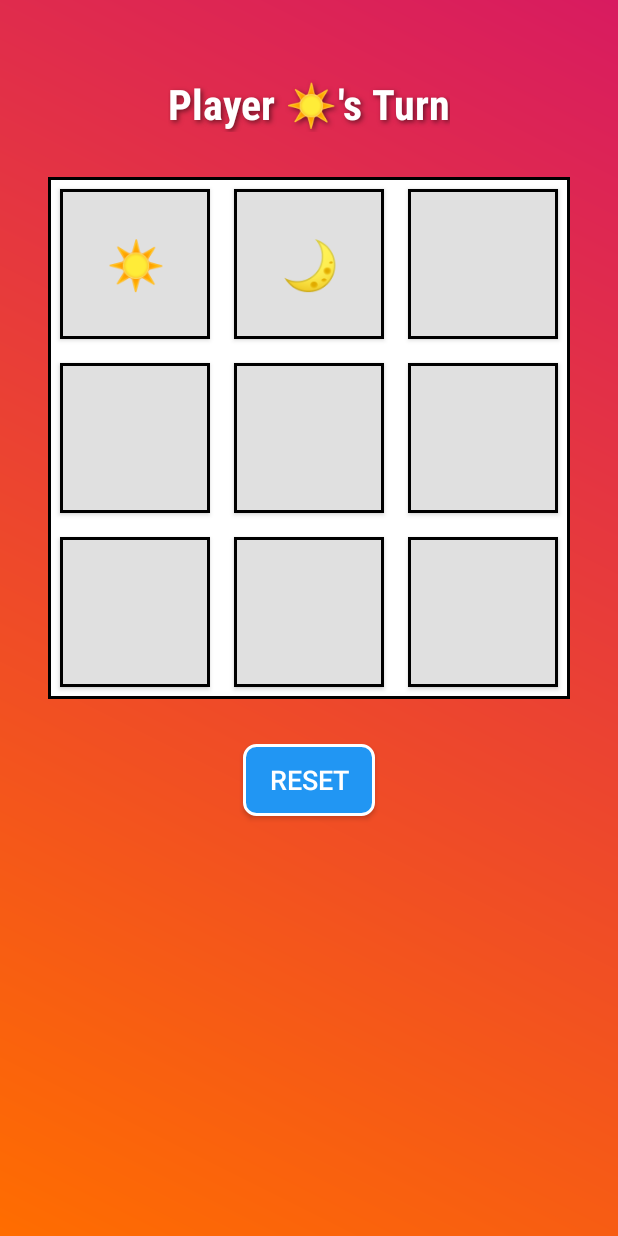
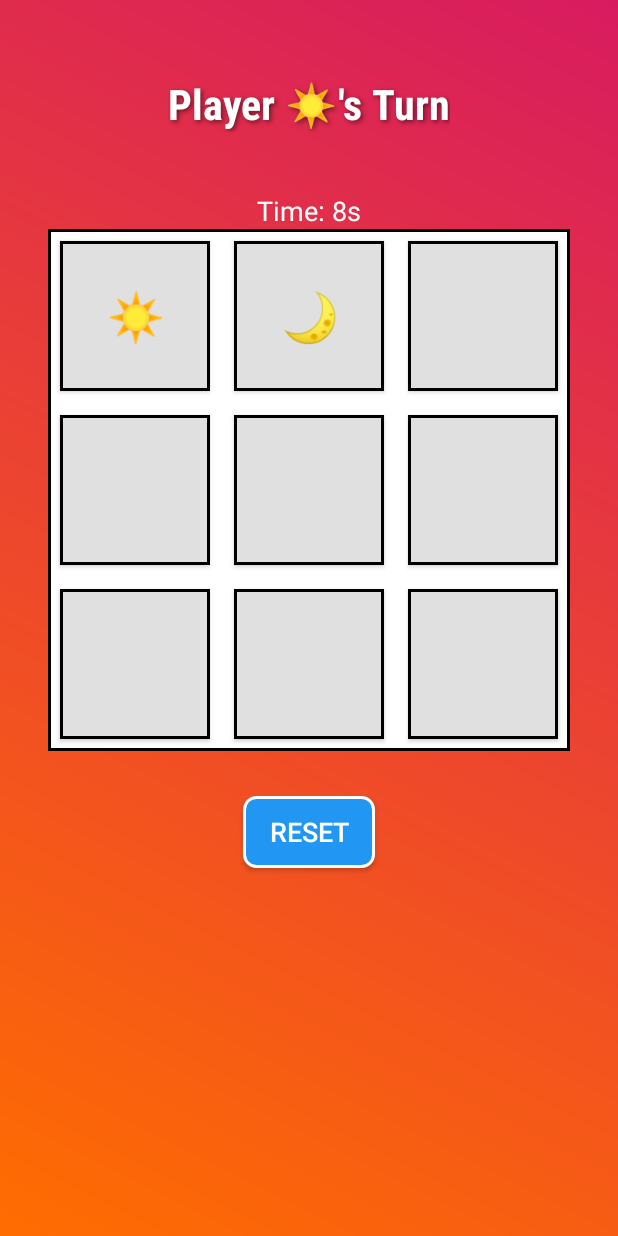
Before and after one commit to k-aghakhani/TicTacToe, an Android app: the screen it shows after launch (MainActivity), after a tap on an icon or button, on a phone screen of 412 x 824 dp. Run offline under Robolectric (Android 15) with nearby library versions, the phone set to English and light mode, and no system bars; 3 other taps on this screen came first.

Commit message:
Java code changes to add background music

```diff
--- a/app/src/main/java/com/aghakhani/tictactoe/MainActivity.java
+++ b/app/src/main/java/com/aghakhani/tictactoe/MainActivity.java
@@ -3,6 +3,7 @@ package com.aghakhani.tictactoe;
 import android.app.Dialog;
 import android.media.MediaPlayer;
 import android.os.Bundle;
+import android.os.CountDownTimer;
 import android.view.View;
 import android.view.animation.Animation;
 import android.view.animation.AnimationUtils;
@@ -19,12 +20,19 @@ public class MainActivity extends AppCompatActivity {
     private boolean playerXTurn = true;
     private int roundCount = 0;
     private TextView tvStatus;
+    private TextView tvTimer;
     private Dialog resultDialog;
+    private Dialog timeUpDialog;
     private MediaPlayer mediaPlayer;
+    private MediaPlayer timeUpSound; // Sound for time up
+    private MediaPlayer backgroundMusic; // Background music
+    private CountDownTimer timer;
 
     // Emoji constants for players
     private static final String PLAYER_X_EMOJI = "☀️";
     private static final String PLAYER_O_EMOJI = "🌙";
+    private static final long TIMER_DURATION = 10000; // 10 seconds in milliseconds
+    private static final long TIMER_INTERVAL = 1000; // Update every second
 
     @Override
     protected void onCreate(Bundle savedInstanceState) {
@@ -36,8 +44,19 @@ public class MainActivity extends AppCompatActivity {
             v.setPadding(systemBars.left, systemBars.top, systemBars.right, systemBars.bottom);
             return insets;
         });
+
+        // Initialize media players
         mediaPlayer = MediaPlayer.create(this, R.raw.win_sound);
+        timeUpSound = MediaPlayer.create(this, R.raw.time_up_sound); // Sound for time up
+        backgroundMusic = MediaPlayer.create(this, R.raw.background_music); // Background music
+        if (backgroundMusic != null) {
+            backgroundMusic.setLooping(true); // Set to loop during the game
+            backgroundMusic.setVolume(0.3f, 0.3f); // Lower volume to make it calm
+            backgroundMusic.start(); // Start background music
+        }
+
         tvStatus = findViewById(R.id.tv_status);
+        tvTimer = findViewById(R.id.tv_timer);
 
         for (int i = 0; i < 3; i++) {
             for (int j = 0; j < 3; j++) {
@@ -57,6 +76,55 @@ public class MainActivity extends AppCompatActivity {
             resetGame(null);
             resultDialog.dismiss();
         });
+
+        // Initialize the time up dialog
+        timeUpDialog = new Dialog(this);
+        timeUpDialog.setContentView(R.layout.dialog_time_up);
+        timeUpDialog.setCancelable(false);
+
+        Button btnCloseDialog = timeUpDialog.findViewById(R.id.btn_close_dialog);
+        btnCloseDialog.setOnClickListener(v -> timeUpDialog.dismiss());
+
+        startTimer(); // Start the timer when activity starts
+    }
+
+    private void startTimer() {
+        // Cancel any existing timer
+        if (timer != null) {
+            timer.cancel();
+        }
+
+        timer = new CountDownTimer(TIMER_DURATION, TIMER_INTERVAL) {
+            int timeLeft = 10; // Initial time in seconds
+
+            @Override
+            public void onTick(long millisUntilFinished) {
+                timeLeft--;
+                tvTimer.setText("Time: " + timeLeft + "s");
+            }
+
+            @Override
+            public void onFinish() {
+                // Only proceed if the game is not over (win or draw)
+                if (roundCount < 9 && !checkForWin()) {
+                    // Play time up sound
+                    if (timeUpSound != null) {
+                        timeUpSound.start();
+                    }
+
+                    // Show time up dialog
+                    TextView tvTimeUpMessage = timeUpDialog.findViewById(R.id.tv_time_up_message);
+                    tvTimeUpMessage.setText("Time's up! Turn switched to Player " + (playerXTurn ? PLAYER_O_EMOJI : PLAYER_X_EMOJI));
+                    timeUpDialog.show();
+
+                    // Switch turn
+                    playerXTurn = !playerXTurn;
+                    tvStatus.setText("Player " + (playerXTurn ? PLAYER_X_EMOJI : PLAYER_O_EMOJI) + "'s Turn");
+                    tvTimer.setText("Time: 10s");
+                    startTimer(); // Restart timer for the next player
+                }
+            }
+        }.start();
     }
 
     public void cellClicked(View view) {
@@ -78,19 +146,25 @@ public class MainActivity extends AppCompatActivity {
 
         roundCount++;
 
+        // Cancel and restart timer after a move
+        if (timer != null) {
+            timer.cancel();
+        }
+        startTimer();
+
         if (checkForWin()) {
+            if (timer != null) timer.cancel(); // Stop timer on win
+            if (backgroundMusic != null) backgroundMusic.pause(); // Pause background music on win
             mediaPlayer.start();
             showResultDialog(playerXTurn ? "Player " + PLAYER_X_EMOJI + " Wins!" : "Player " + PLAYER_O_EMOJI + " Wins!");
             disableButtons();
         } else if (roundCount == 9) {
+            if (timer != null) timer.cancel(); // Stop timer on draw
+            if (backgroundMusic != null) backgroundMusic.pause(); // Pause background music on draw
             showResultDialog("Draw!");
         } else {
             playerXTurn = !playerXTurn;
-            if (playerXTurn) {
-                tvStatus.setText("Player " + PLAYER_X_EMOJI + "'s Turn");
-            } else {
-                tvStatus.setText("Player " + PLAYER_O_EMOJI + "'s Turn");
-            }
+            tvStatus.setText("Player " + (playerXTurn ? PLAYER_X_EMOJI : PLAYER_O_EMOJI) + "'s Turn");
         }
     }
 
@@ -151,6 +225,11 @@ public class MainActivity extends AppCompatActivity {
         playerXTurn = true;
         roundCount = 0;
         tvStatus.setText("Player " + PLAYER_X_EMOJI + "'s Turn");
+        if (timer != null) timer.cancel(); // Cancel any running timer
+        if (backgroundMusic != null && !backgroundMusic.isPlaying()) {
+            backgroundMusic.start(); // Restart background music on reset
+        }
+        startTimer(); // Start new timer
     }
 
     @Override
@@ -160,5 +239,16 @@ public class MainActivity extends AppCompatActivity {
             mediaPlayer.release();
             mediaPlayer = null;
         }
+        if (timeUpSound != null) {
+            timeUpSound.release();
+            timeUpSound = null;
+        }
+        if (backgroundMusic != null) {
+            backgroundMusic.release();
+            backgroundMusic = null;
+        }
+        if (timer != null) {
+            timer.cancel();
+        }
     }
 }
--- a/app/src/main/res/layout/activity_main.xml
+++ b/app/src/main/res/layout/activity_main.xml
@@ -8,6 +8,17 @@
     android:padding="16dp"
     android:background="@drawable/gradient_background"
     tools:context=".MainActivity">
+
+    <TextView
+        android:id="@+id/tv_timer"
+        android:layout_width="wrap_content"
+        android:layout_height="wrap_content"
+        android:text="Time: 10s"
+        android:textSize="18sp"
+        android:textColor="@color/white"
+        android:layout_below="@id/tv_status"
+        android:layout_centerHorizontal="true"
+        android:layout_marginTop="10dp"/>
 
     <TextView
         android:layout_marginTop="50dp"
@@ -30,7 +41,7 @@
         android:id="@+id/gridLayout"
         android:layout_width="wrap_content"
         android:layout_height="wrap_content"
-        android:layout_below="@id/tv_status"
+        android:layout_below="@id/tv_timer"
         android:layout_centerHorizontal="true"
         android:columnCount="3"
         android:rowCount="3"
```
